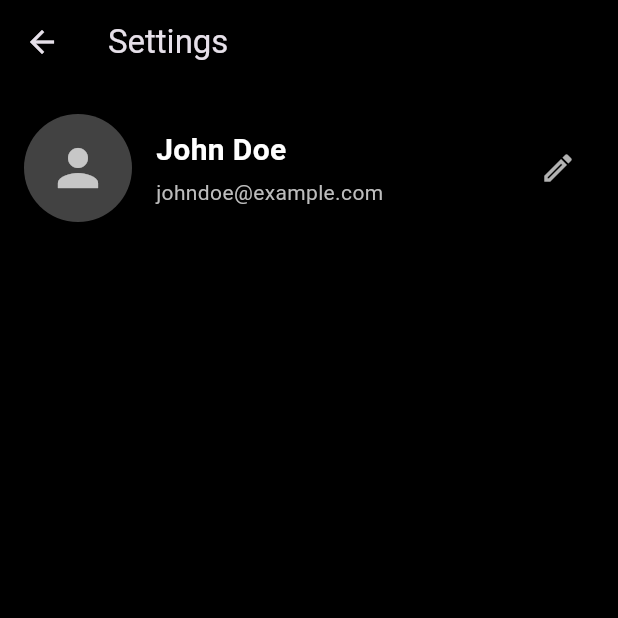
After one commit to Josephineasn/Project-Mobile-Programming-UTS_Kelompok2, a Flutter app: the SettingsScreen screen opened directly, on a phone screen of 412 x 824 dp, the top half of it. The commit adds this screen. Run offline on Flutter 3.47's test engine with Material 3 defaults, Android fonts, the phone set to English and light mode, and no system bars.

Commit message:
feat: add user profile header and settings screen

```diff
--- /dev/null
+++ b/lib/screens/settings_screen.dart
@@ -0,0 +1,26 @@
+import 'package:flutter/material.dart';
+import '../widgets/settings/user_profile_header.dart';
+
+class SettingsScreen extends StatelessWidget {
+  const SettingsScreen({super.key});
+
+  @override
+  Widget build(BuildContext context) {
+    return Scaffold(
+      backgroundColor: Colors.black,
+      appBar: AppBar(
+        title: const Text('Settings'),
+        backgroundColor: Colors.transparent,
+      ),
+      body: ListView(
+        children: [
+          UserProfileHeader(
+            userName: 'John Doe',
+            userEmail: 'johndoe@example.com',
+            onEditProfile: () {},
+          ),
+        ],
+      ),
+    );
+  }
+}
--- a/lib/widgets/home/header_greeting.dart
+++ b/lib/widgets/home/header_greeting.dart
@@ -1,5 +1,6 @@
 import 'package:flutter/material.dart';
 import '../../core/app_colors.dart';
+import '../../screens/settings_screen.dart';
 
 class HeaderGreetingWidget extends StatelessWidget {
   final String salam;
@@ -56,7 +57,12 @@ class HeaderGreetingWidget extends StatelessWidget {
             constraints: const BoxConstraints(),
             padding: const EdgeInsets.only(left: 6),
             icon: const Icon(Icons.settings_outlined, color: AppColors.textWhite, size: 22),
-            onPressed: () {},
+            onPressed: () {
+              Navigator.push(
+                context,
+                MaterialPageRoute(builder: (context) => const SettingsScreen()),
+              );
+            },
           ),
         ],
       ),
--- /dev/null
+++ b/lib/widgets/settings/user_profile_header.dart
@@ -0,0 +1,74 @@
+import 'package:flutter/material.dart';
+
+class UserProfileHeader extends StatelessWidget {
+  final String userName;
+  final String userEmail;
+  final String? avatarUrl;
+  final VoidCallback? onEditProfile;
+
+  const UserProfileHeader({
+    super.key,
+    required this.userName,
+    required this.userEmail,
+    this.avatarUrl,
+    this.onEditProfile,
+  });
+
+  @override
+  Widget build(BuildContext context) {
+    return Container(
+      padding: const EdgeInsets.symmetric(horizontal: 16.0, vertical: 20.0),
+      child: Row(
+        children: [
+          CircleAvatar(
+            radius: 36,
+            backgroundColor: Colors.grey.shade800,
+            backgroundImage:
+                avatarUrl != null ? NetworkImage(avatarUrl!) : null,
+            child: avatarUrl == null
+                ? const Icon(
+                    Icons.person,
+                    size: 40,
+                    color: Colors.white70,
+                  )
+                : null,
+          ),
+          const SizedBox(width: 16),
+          Expanded(
+            child: Column(
+              crossAxisAlignment: CrossAxisAlignment.start,
+              children: [
+                Text(
+                  userName,
+                  style: const TextStyle(
+                    fontSize: 20,
+                    fontWeight: FontWeight.bold,
+                    color: Colors.white,
+                  ),
+                  maxLines: 1,
+                  overflow: TextOverflow.ellipsis,
+                ),
+                const SizedBox(height: 4),
+                Text(
+                  userEmail,
+                  style: TextStyle(
+                    fontSize: 14,
+                    color: Colors.grey.shade400,
+                  ),
+                  maxLines: 1,
+                  overflow: TextOverflow.ellipsis,
+                ),
+              ],
+            ),
+          ),
+          if (onEditProfile != null)
+            IconButton(
+              icon: const Icon(Icons.edit_outlined, color: Colors.white70),
+              onPressed: onEditProfile,
+              tooltip: 'Edit Profile',
+            ),
+        ],
+      ),
+    );
+  }
+}
```
